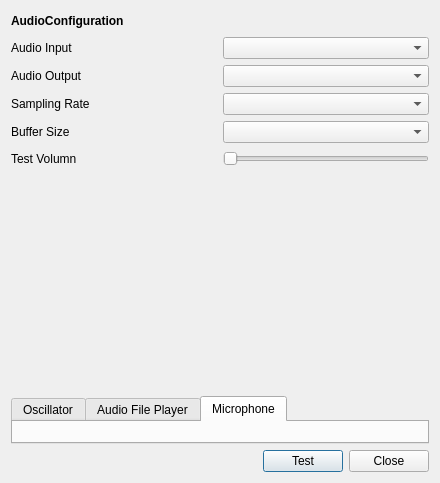
Old version of the form audiopreferencedialog.ui in the repository Bariyard/AudioIOTester.
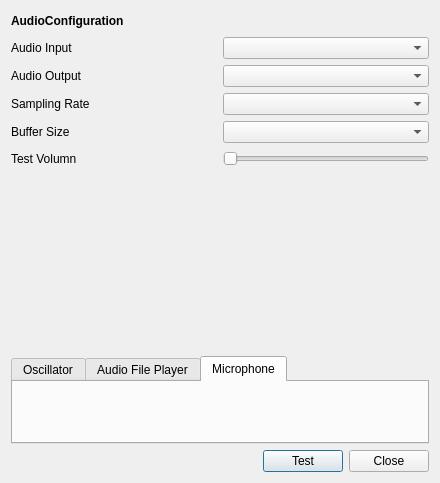
New version of the form. The open tabs and pages were chosen to show the change.

What changed in the file:
```diff
--- a/audiopreferencedialog.ui
+++ b/audiopreferencedialog.ui
@@ -220,6 +220,19 @@
          <item row="0" column="0">
           <layout class="QGridLayout" name="MicrophoneGridLayout"/>
          </item>
+         <item row="1" column="0">
+          <spacer name="verticalSpacer_2">
+           <property name="orientation">
+            <enum>Qt::Vertical</enum>
+           </property>
+           <property name="sizeHint" stdset="0">
+            <size>
+             <width>20</width>
+             <height>40</height>
+            </size>
+           </property>
+          </spacer>
+         </item>
         </layout>
        </widget>
       </widget>
```
Left out of the diff: 2 changed lines with no effect on the pictures.
